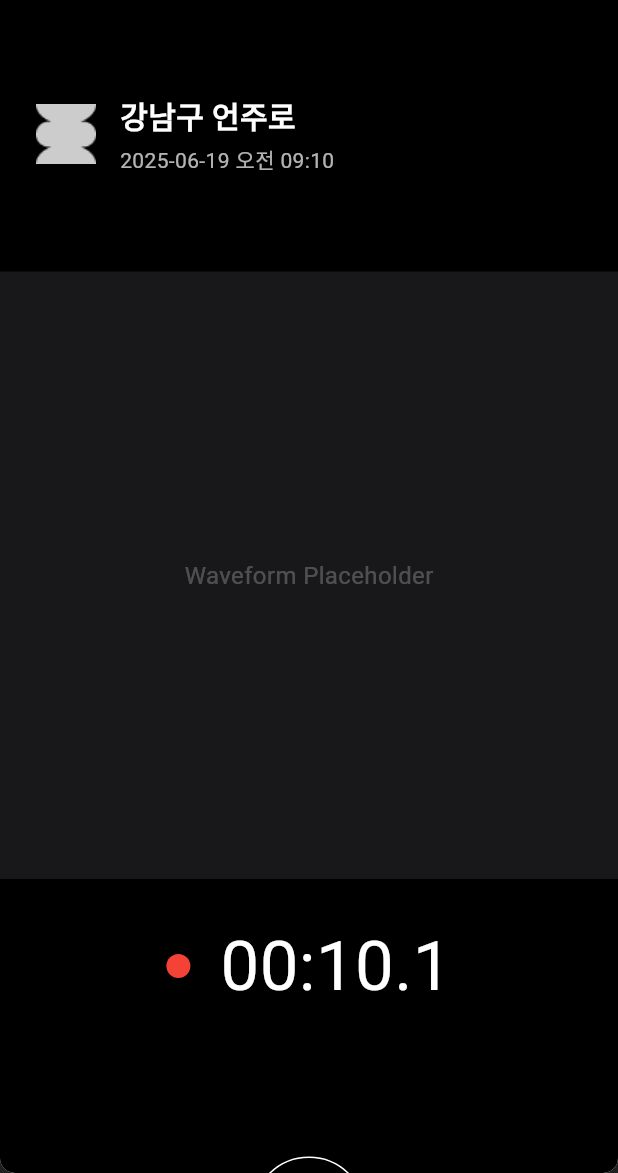
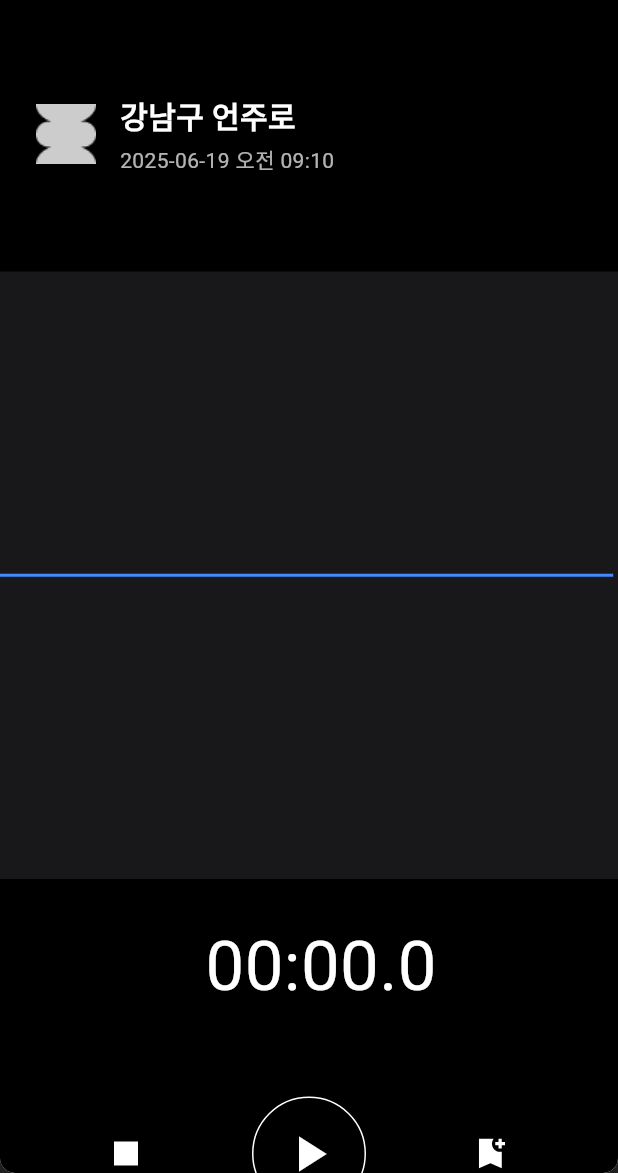
Before and after one commit to heijang/front-atlas-of-emotions, a Flutter app: the RealtimeRecordPage screen opened directly, on a phone screen of 412 x 824 dp, the part 63-1236 px from its top. Run offline on Flutter 3.47's test engine with Material 3 defaults, Android fonts, the phone set to English and light mode, and no system bars; our stand-ins replace flutter_dotenv, flutter_screenutil, flutter_svg, shared_preferences; missing offline and left inert: dart:html, dart:js, dart:js_util, mic_stream; accounts and stored records are empty.

Commit message:
녹음화면 보완

```diff
--- a/lib/realtime_record.dart
+++ b/lib/realtime_record.dart
@@ -1,8 +1,49 @@
 import 'package:flutter/material.dart';
 import 'package:flutter_svg/flutter_svg.dart';
+import 'package:mic_stream/mic_stream.dart';
+import 'dart:async';
+import 'dart:math';
 
-class RealtimeRecordPage extends StatelessWidget {
+class RealtimeRecordPage extends StatefulWidget {
   const RealtimeRecordPage({Key? key}) : super(key: key);
+
+  @override
+  State<RealtimeRecordPage> createState() => _RealtimeRecordPageState();
+}
+
+class _RealtimeRecordPageState extends State<RealtimeRecordPage> {
+  bool _isRecording = false;
+  Duration _elapsed = Duration.zero;
+  Timer? _timer;
+
+  void _toggleRecording() {
+    setState(() {
+      if (_isRecording) {
+        _isRecording = false;
+        _timer?.cancel();
+      } else {
+        _isRecording = true;
+        _timer = Timer.periodic(const Duration(milliseconds: 100), (_) {
+          setState(() {
+            _elapsed += const Duration(milliseconds: 100);
+          });
+        });
+      }
+    });
+  }
+
+  @override
+  void dispose() {
+    _timer?.cancel();
+    super.dispose();
+  }
+
+  String _formatDuration(Duration d) {
+    final ms = (d.inMilliseconds % 1000) ~/ 100;
+    final s = d.inSeconds % 60;
+    final m = d.inMinutes;
+    return '${m.toString().padLeft(2, '0')}:${s.toString().padLeft(2, '0')}.${ms}';
+  }
 
   @override
   Widget build(BuildContext context) {
@@ -81,16 +122,13 @@ class RealtimeRecordPage extends StatelessWidget {
               height: 405,
               width: double.infinity,
               color: Color(0xFF18181A),
-              child: Center(
-                child: Text(
-                  'Waveform Placeholder',
-                  style: TextStyle(color: Colors.white24, fontSize: 16),
-                ),
-              ),
+              child: const WebWaveform(),
             ),
             const SizedBox(height: 25),
-            // Timer with red dot
+            // Timer (always centered, with red dot to the left when recording)
             Center(
+              child: Padding(
+                padding: const EdgeInsets.only(right: 16),
                 child: Row(
                   mainAxisAlignment: MainAxisAlignment.center,
                   crossAxisAlignment: CrossAxisAlignment.center,
@@ -98,15 +136,20 @@ class RealtimeRecordPage extends StatelessWidget {
                     Container(
                       width: 16,
                       height: 16,
-                    decoration: BoxDecoration(
+                      margin: const EdgeInsets.only(right: 16),
+                      child: Visibility(
+                        visible: _isRecording,
+                        child: Container(
+                          decoration: const BoxDecoration(
                             color: Colors.red,
                             shape: BoxShape.circle,
                           ),
                         ),
-                  const SizedBox(width: 20),
-                  const Text(
-                    '00:10.1',
-                    style: TextStyle(
+                      ),
+                    ),
+                    Text(
+                      _formatDuration(_elapsed),
+                      style: const TextStyle(
                         color: Colors.white,
                         fontSize: 46,
                       ),
@@ -114,15 +157,16 @@ class RealtimeRecordPage extends StatelessWidget {
                   ],
                 ),
               ),
-            const SizedBox(height: 86),
+            ),
+            const SizedBox(height: 46),
             // Bottom buttons
             Padding(
-              padding: const EdgeInsets.only(left: 48, right: 48, bottom: 32, top: 8),
+              padding: const EdgeInsets.only(left: 0, right: 0, bottom: 32, top: 8),
               child: Row(
                 mainAxisAlignment: MainAxisAlignment.spaceEvenly,
                 children: [
                   // Stop
-                  Container(
+                  SizedBox(
                     width: 76,
                     height: 76,
                     child: IconButton(
@@ -130,22 +174,26 @@ class RealtimeRecordPage extends StatelessWidget {
                       onPressed: () {},
                     ),
                   ),
-                  // Pause
-                  Container(
+                  // Play/Pause (center)
+                  SizedBox(
                     width: 76,
                     height: 76,
+                    child: Container(
                       decoration: BoxDecoration(
                         color: Colors.black,
                         shape: BoxShape.circle,
                         border: Border.all(color: Colors.white, width: 1),
                       ),
                       child: IconButton(
-                      icon: SvgPicture.asset('resources/icons/icon_mic_pause.svg', width: 32, height: 32, color: Colors.white),
-                      onPressed: () {},
+                        icon: _isRecording
+                            ? SvgPicture.asset('resources/icons/icon_mic_pause.svg', width: 32, height: 32, color: Colors.white)
+                            : const Icon(Icons.play_arrow, size: 40, color: Colors.white),
+                        onPressed: _toggleRecording,
+                      ),
                     ),
                   ),
                   // Bookmark
-                  Container(
+                  SizedBox(
                     width: 76,
                     height: 76,
                     child: IconButton(
@@ -162,3 +210,78 @@ class RealtimeRecordPage extends StatelessWidget {
     );
   }
 }
+
+class WebWaveform extends StatefulWidget {
+  const WebWaveform({Key? key}) : super(key: key);
+
+  @override
+  State<WebWaveform> createState() => _WebWaveformState();
+}
+
+class _WebWaveformState extends State<WebWaveform> {
+  Stream<List<int>>? stream;
+  List<int> samples = List.filled(128, 0);
+  StreamSubscription? subscription;
+
+  @override
+  void initState() {
+    super.initState();
+    _initMic();
+  }
+
+  Future<void> _initMic() async {
+    stream = await MicStream.microphone(
+      audioSource: AudioSource.DEFAULT,
+      sampleRate: 44100,
+      channelConfig: ChannelConfig.CHANNEL_IN_MONO,
+      audioFormat: AudioFormat.ENCODING_PCM_16BIT,
+    );
+    subscription = stream?.listen((data) {
+      setState(() {
+        samples = data.take(128).toList();
+      });
+    });
+  }
+
+  @override
+  void dispose() {
+    subscription?.cancel();
+    super.dispose();
+  }
+
+  @override
+  Widget build(BuildContext context) {
+    return CustomPaint(
+      size: const Size(double.infinity, 405),
+      painter: _WaveformPainter(samples),
+    );
+  }
+}
+
+class _WaveformPainter extends CustomPainter {
+  final List<int> samples;
+  _WaveformPainter(this.samples);
+
+  @override
+  void paint(Canvas canvas, Size size) {
+    final paint = Paint()
+      ..color = Colors.blueAccent
+      ..strokeWidth = 2.0
+      ..style = PaintingStyle.stroke;
+
+    final path = Path();
+    for (int i = 0; i < samples.length; i++) {
+      final x = i * size.width / samples.length;
+      final y = size.height / 2 - (samples[i] / 32768.0) * (size.height / 2);
+      if (i == 0) {
+        path.moveTo(x, y);
+      } else {
+        path.lineTo(x, y);
+      }
+    }
+    canvas.drawPath(path, paint);
+  }
+
+  @override
+  bool shouldRepaint(_WaveformPainter oldDelegate) => true;
+}
--- a/pubspec.yaml
+++ b/pubspec.yaml
@@ -43,6 +43,7 @@ dependencies:
   http: ^1.2.1
   flutter_svg: ^2.0.7
   intl: ^0.19.0
+  mic_stream: ^0.6.2
 
 dev_dependencies:
   flutter_test:
```
Also changed, not shown: pubspec.lock, resources/icons/play_arrow.svg (added), 3 other files. Lines whose indentation alone changed are shown as unchanged.
